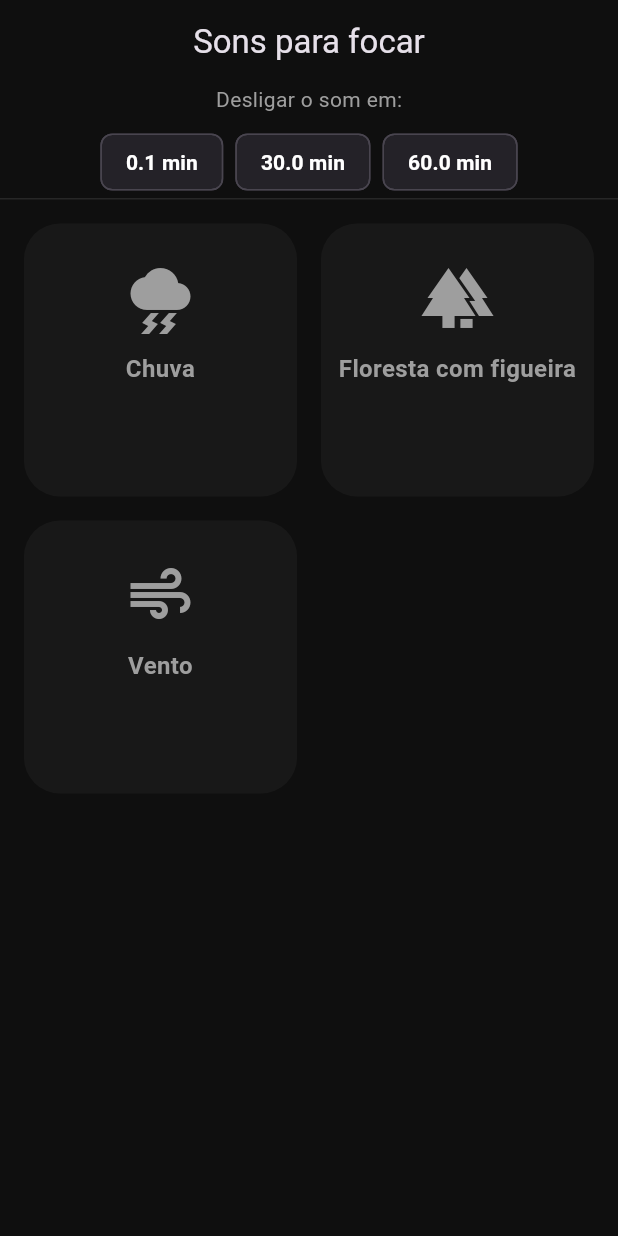
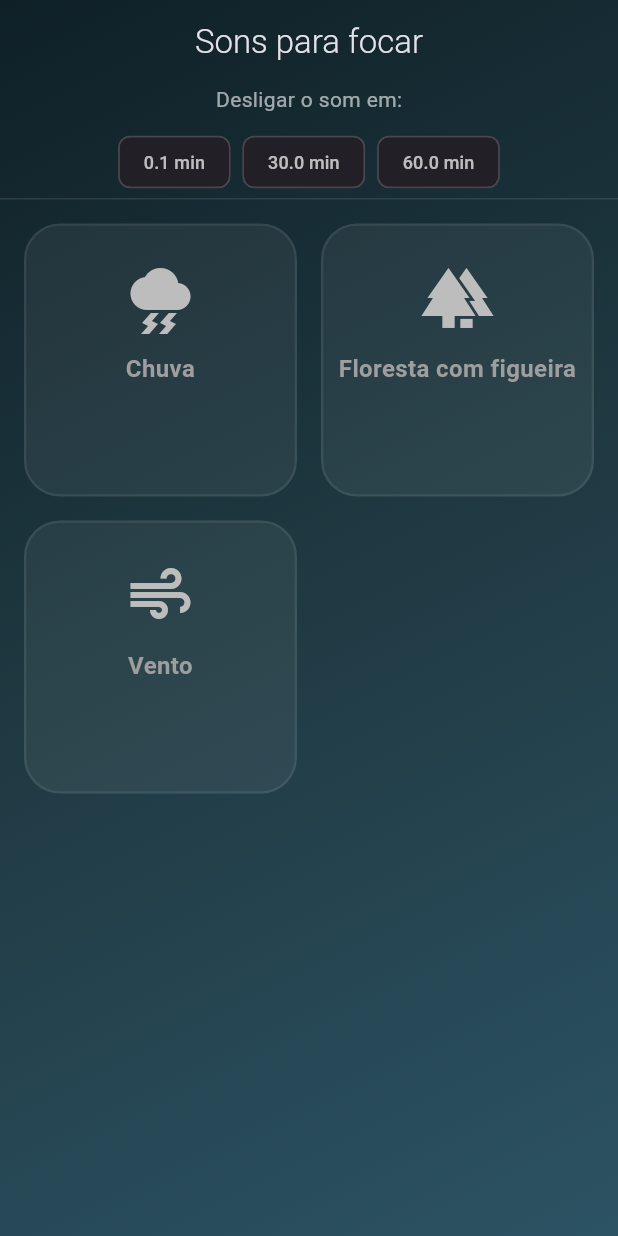
Before and after one commit to JairoPiekarski/sonsparafoco, a Flutter app: the screen it shows after launch, on a phone screen of 412 x 824 dp. Run offline on Flutter 3.47's test engine with Material 3 defaults, Android fonts, the light colour scheme and no system bars; our stand-ins replace audioplayers, shared_preferences.

Commit message:
style: implemented glassmorphism, new background and pulse animation for the icon in the card

```diff
--- a/lib/home_page.dart
+++ b/lib/home_page.dart
@@ -224,8 +224,12 @@ class _HomePageState extends State<HomePage> {
   @override
   Widget build(BuildContext context) {
     return Scaffold(
+        extendBodyBehindAppBar: true,
         appBar: AppBar(
-          title: const Text('Sons para focar'),
+          title: const Text(
+            'Sons para focar',
+            style: TextStyle(fontWeight: FontWeight.w300),
+          ),
           centerTitle: true,
           backgroundColor: Colors.transparent,
           elevation: 0,
@@ -244,11 +248,26 @@ class _HomePageState extends State<HomePage> {
               ))
           ],
         ),
-        body: Column(children: [
+        body: Container(
+          width: double.infinity,
+          height: double.infinity,
+          decoration: const BoxDecoration(
+            gradient: LinearGradient(
+              begin: Alignment.topLeft,
+              end: Alignment.bottomRight,
+              colors: [
+                Color(0xFF0F2027),
+                Color(0xFF203A43),
+                Color(0xFF2C5364),
+              ],
+            ),
+          ),
+          child: SafeArea(
+              child: Column(children: [
             // Seção do temporizador
             const Text(
               "Desligar o som em:",
-            style: TextStyle(color: Colors.grey),
+              style: TextStyle(color: Colors.white60),
             ),
             const SizedBox(height: 8),
             Row(
@@ -304,8 +323,8 @@ class _HomePageState extends State<HomePage> {
                         color: Colors.green,
                         isPlaying: _selectedSounds.contains('burning-bush.mp3'),
                         volume: _individualVolumes['burning-bush.mp3'] ?? 0.5,
-                      onVolumeChanged: (newVolume) =>
-                          _onVolumeSliderChanged('burning-bush.mp3', newVolume),
+                        onVolumeChanged: (newVolume) => _onVolumeSliderChanged(
+                            'burning-bush.mp3', newVolume),
                         onTap: () => _togglePlay('burning-bush.mp3')),
                     SoundCard(
                         title: 'Vento',
@@ -321,7 +340,8 @@ class _HomePageState extends State<HomePage> {
                 ),
               ),
             ),
-        ]));
+          ])),
+        ));
   }
 
   // Widget para criar botões rápidos de temporizador
@@ -330,11 +350,11 @@ class _HomePageState extends State<HomePage> {
         padding: const EdgeInsets.symmetric(horizontal: 4.0),
         child: ActionChip(
           label: Text('$minutes min'),
-          backgroundColor: Colors.grey.withAlpha(30),
+          backgroundColor: Colors.white.withAlpha(15),
           onPressed: () => _startTimer(minutes),
           labelStyle: const TextStyle(
-            color: Colors.white,
-            fontWeight: FontWeight.bold,
+            color: Colors.white70,
+            fontSize: 12,
           ),
         ));
   }
--- a/lib/sound_card.dart
+++ b/lib/sound_card.dart
@@ -1,6 +1,6 @@
 import 'package:flutter/material.dart';
 
-class SoundCard extends StatelessWidget {
+class SoundCard extends StatefulWidget {
   final String title;
   final String fileName;
   final IconData icon;
@@ -23,41 +23,94 @@ class SoundCard extends StatelessWidget {
   });
 
   @override
+  State<SoundCard> createState() => _SoundCardState();
+}
+
+class _SoundCardState extends State<SoundCard>
+    with SingleTickerProviderStateMixin {
+  late AnimationController _animationController;
+
+  @override
+  void initState() {
+    super.initState();
+    _animationController = AnimationController(
+      vsync: this,
+      duration: const Duration(milliseconds: 2000),
+    )..repeat(reverse: true);
+  }
+
+  @override
+  void dispose() {
+    _animationController.dispose();
+    super.dispose();
+  }
+
+  @override
   Widget build(BuildContext context) {
+    // Se não estiver tocando, parar a animação
+    if (widget.isPlaying) {
+      _animationController.repeat(reverse: true);
+    } else {
+      _animationController.stop();
+      _animationController.value = 0.0;
+    }
+
     return GestureDetector(
-        onTap: onTap,
+        onTap: widget.onTap,
         child: AnimatedContainer(
           duration: const Duration(milliseconds: 300),
           curve: Curves.easeInOut,
           decoration: BoxDecoration(
-            color: isPlaying ? color.withAlpha(50) : Colors.white.withAlpha(10),
+            color: widget.isPlaying
+                ? widget.color.withAlpha(40)
+                : Colors.white.withAlpha(15),
             borderRadius: BorderRadius.circular(24),
             border: Border.all(
-              color: isPlaying ? color : Colors.transparent,
-              width: 3,
+              color:
+                  widget.isPlaying ? widget.color : Colors.white.withAlpha(20),
+              width: 1.5,
             ),
+            boxShadow: widget.isPlaying
+                ? [
+                    BoxShadow(
+                      color: widget.color.withAlpha(80),
+                      blurRadius: 15,
+                      spreadRadius: 2,
+                    ),
+                  ]
+                : [],
           ),
           child: Column(
             mainAxisAlignment: MainAxisAlignment.center,
             children: [
-              Icon(
-                icon,
-                size: 48,
-                color: isPlaying ? color : Colors.grey,
+              ScaleTransition(
+                scale: widget.isPlaying
+                    ? Tween(begin: 1.0, end: 1.12).animate(
+                        CurvedAnimation(
+                          parent: _animationController,
+                          curve: Curves.easeInOut,
+                        ),
+                      )
+                    : const AlwaysStoppedAnimation(1.0),
+                child: Icon(
+                  widget.icon,
+                  size: 48,
+                  color: widget.isPlaying ? widget.color : Colors.grey[400],
+                ),
               ),
               const SizedBox(height: 12),
               Text(
-                title,
+                widget.title,
                 textAlign: TextAlign.center,
                 style: TextStyle(
                   fontSize: 16,
                   fontWeight: FontWeight.bold,
-                  color: isPlaying ? Colors.white : Colors.grey,
+                  color: widget.isPlaying ? Colors.white : Colors.grey,
                 ),
               ),
 
               // Se estiver tocando, mostrar slider de volume
-              if (isPlaying)
+              if (widget.isPlaying)
                 Padding(
                   padding: const EdgeInsets.symmetric(
                       horizontal: 12.0, vertical: 8.0),
@@ -70,14 +123,14 @@ class SoundCard extends StatelessWidget {
                         thumbShape:
                             const RoundSliderThumbShape(enabledThumbRadius: 6),
                         thumbColor: Colors.white,
-                        activeTrackColor: color,
-                        inactiveTrackColor: color.withAlpha(50),
+                        activeTrackColor: widget.color,
+                        inactiveTrackColor: widget.color.withAlpha(50),
                       ),
                       child: Slider(
-                        value: volume,
+                        value: widget.volume,
                         min: 0.0,
                         max: 1.0,
-                        onChanged: onVolumeChanged,
+                        onChanged: widget.onVolumeChanged,
                       ),
                     ),
                   ),
```
Lines whose indentation alone changed are shown as unchanged.
